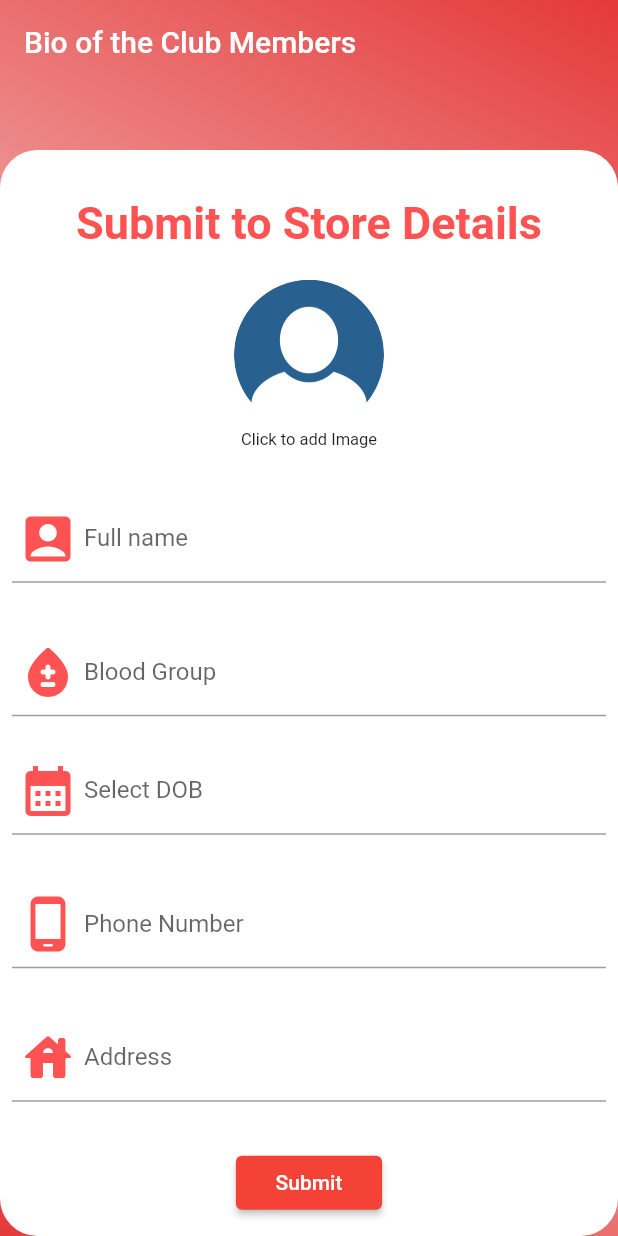
After one commit to Dhina0508/Blood-Donation-app, a Flutter app: the AddUser screen opened directly, after a tap on "Add User", on a phone screen of 412 x 824 dp. The commit adds this screen. Run offline on Flutter 3.47's test engine with Material 2 defaults, Android fonts, the phone set to English and light mode, and no system bars; our stand-ins replace cloud_firestore, country_code_picker, firebase_auth, firebase_core, firebase_storage, fluttertoast and 5 more; accounts and stored records are empty.

Commit message:
Commit12

```diff
--- /dev/null
+++ b/lib/screens/add_user.dart
@@ -0,0 +1,38 @@
+import 'package:blood_donation/screens/register_member.dart';
+import 'package:flutter/material.dart';
+
+class AddUser extends StatefulWidget {
+  AddUser({Key? key}) : super(key: key);
+
+  @override
+  State<AddUser> createState() => _AddUserState();
+}
+
+class _AddUserState extends State<AddUser> {
+  @override
+  Widget build(BuildContext context) {
+    return Scaffold(
+      body: Center(
+        child: GestureDetector(
+          onTap: () {
+            Navigator.push(context,
+                MaterialPageRoute(builder: (context) => RegisterMembers()));
+          },
+          child: Container(
+            width: 130,
+            height: 40,
+            decoration: BoxDecoration(
+                color: Colors.red, borderRadius: BorderRadius.circular(15)),
+            child: Row(
+              mainAxisAlignment: MainAxisAlignment.center,
+              children: [
+                Text("Add User"),
+                Icon(Icons.add),
+              ],
+            ),
+          ),
+        ),
+      ),
+    );
+  }
+}
--- /dev/null
+++ b/lib/screens/register_member.dart
@@ -0,0 +1,278 @@
+import 'dart:io';
+
+import 'package:blood_donation/bottomnavigation_bar/bottomnavigationbar.dart';
+import 'package:cloud_firestore/cloud_firestore.dart';
+import 'package:firebase_auth/firebase_auth.dart';
+import 'package:firebase_storage/firebase_storage.dart';
+import 'package:flutter/material.dart';
+import 'package:image_picker/image_picker.dart';
+
+import 'package:intl/intl.dart';
+
+class RegisterMembers extends StatefulWidget {
+  RegisterMembers({Key? key}) : super(key: key);
+
+  @override
+  State<RegisterMembers> createState() => _RegisterMembersState();
+}
+
+class _RegisterMembersState extends State<RegisterMembers> {
+  String? link;
+  ImagePicker image = ImagePicker();
+  File? file;
+
+  String url = "";
+  getImage() async {
+    var img = await image.pickImage(source: ImageSource.gallery);
+    setState(() {
+      file = File(img!.path);
+    });
+  }
+
+  TextEditingController _NameController = TextEditingController();
+
+  TextEditingController _PhoneNoController = TextEditingController();
+
+  TextEditingController _AddressController = TextEditingController();
+
+  TextEditingController _BloodController = TextEditingController();
+  TextEditingController _dobcontroller = TextEditingController();
+
+  SendUserDataToDB() async {
+    final FirebaseAuth _auth = FirebaseAuth.instance;
+    var currentuser = _auth.currentUser;
+    String name = DateTime.now().millisecondsSinceEpoch.toString();
+    var imageFile = FirebaseStorage.instance.ref().child("Members").child(name);
+
+    UploadTask task = imageFile.putFile(file!);
+    TaskSnapshot snapshot = await task;
+    url = await snapshot.ref.getDownloadURL();
+
+    CollectionReference _CollectionReference =
+        FirebaseFirestore.instance.collection("Members_Details");
+    return _CollectionReference.doc().set({
+      "Name": _NameController.text,
+      "PhoneNumber": _PhoneNoController.text,
+      "Address": _AddressController.text,
+      "DOB": _dobcontroller.text,
+      "Blood": _BloodController.text,
+      "Time": DateTime.now(),
+      "img": url,
+    }).then((value) {
+      ScaffoldMessenger.of(context).showSnackBar(SnackBar(
+        content: Text("Details Of The User Has Been Added"),
+        behavior: SnackBarBehavior.floating,
+      ));
+      Navigator.of(context).pop();
+      Navigator.push(context,
+          MaterialPageRoute(builder: (context) => BottomNavigatorBar()));
+    }).catchError((onError) {
+      ScaffoldMessenger.of(context).showSnackBar(SnackBar(
+        content: Text("ERROR ${onError.toString()}"),
+        behavior: SnackBarBehavior.floating,
+      ));
+    });
+  }
+
+  @override
+  Widget build(BuildContext context) {
+    return Scaffold(
+        extendBodyBehindAppBar: true,
+        backgroundColor: Colors.redAccent[200],
+        appBar: AppBar(
+          backgroundColor: Colors.transparent,
+          elevation: 0,
+          automaticallyImplyLeading: false,
+          title: Column(
+            mainAxisAlignment: MainAxisAlignment.center,
+            crossAxisAlignment: CrossAxisAlignment.start,
+            children: <Widget>[
+              Text(
+                'Bio of the Club Members',
+                style: TextStyle(
+                  color: Colors.white,
+                ),
+              ),
+            ],
+          ),
+        ),
+        body: Ink(
+          height: MediaQuery.of(context).size.height,
+          width: MediaQuery.of(context).size.width,
+          decoration: BoxDecoration(
+            gradient: LinearGradient(colors: [
+              Color.fromARGB(210, 223, 52, 52),
+              Color.fromARGB(210, 234, 161, 161),
+              Color.fromARGB(210, 234, 161, 161),
+              Color.fromARGB(210, 223, 52, 52),
+            ], begin: Alignment.topRight, end: Alignment.bottomLeft),
+          ),
+          child: Padding(
+            padding: const EdgeInsets.only(top: 100),
+            child: Container(
+              alignment: Alignment.center,
+              child: SingleChildScrollView(
+                child: Column(
+                  children: [
+                    SizedBox(
+                      height: 20,
+                    ),
+                    Text(
+                      'Submit to Store Details',
+                      style: TextStyle(
+                          fontSize: 30,
+                          color: Colors.redAccent[200],
+                          fontWeight: FontWeight.bold),
+                    ),
+                    SizedBox(
+                      height: 20,
+                    ),
+                    InkWell(
+                      onTap: () {
+                        getImage();
+                      },
+                      child: CircleAvatar(
+                        backgroundColor: Colors.white,
+                        backgroundImage: file == null
+                            ? AssetImage("images/profile.png")
+                            : FileImage(File(file!.path)) as ImageProvider,
+                        radius: 50,
+                      ),
+                    ),
+                    Text(
+                      'Click to add Image',
+                      style: TextStyle(fontSize: 11),
+                    ),
+                    Padding(
+                      padding:
+                          const EdgeInsets.only(right: 8, top: 30, left: 8),
+                      child: TextFormField(
+                        controller: _NameController,
+                        decoration: InputDecoration(
+                            labelText: 'Full name',
+                            prefixIcon: Icon(
+                              Icons.account_box_rounded,
+                              color: Colors.redAccent[200],
+                              size: 40,
+                            ),
+                            hintText: 'Enter your Name'),
+                      ),
+                    ),
+                    Padding(
+                      padding:
+                          const EdgeInsets.only(right: 8, top: 30, left: 8),
+                      child: TextFormField(
+                        controller: _BloodController,
+                        decoration: InputDecoration(
+                            labelText: 'Blood Group',
+                            prefixIcon: Icon(
+                              Icons.bloodtype_rounded,
+                              color: Colors.redAccent[200],
+                              size: 40,
+                            ),
+                            hintText: 'Eg: B+ve'),
+                      ),
+                    ),
+                    Padding(
+                      padding: EdgeInsets.only(right: 8, top: 20, left: 8),
+                      child: TextField(
+                        controller: _dobcontroller,
+                        decoration: InputDecoration(
+                            prefixIcon: Icon(
+                              Icons.calendar_month,
+                              color: Colors.redAccent[200],
+                              size: 40,
+                            ),
+                            labelText: 'Select DOB'),
+                        onTap: () async {
+                          DateTime? picketdate = await showDatePicker(
+                              context: context,
+                              initialDate: DateTime(2000),
+                              firstDate: DateTime(1900),
+                              lastDate: DateTime(2200));
+                          if (picketdate != null) {
+                            setState(() {
+                              _dobcontroller.text =
+                                  DateFormat('dd-MM-yyyy').format(picketdate);
+                            });
+                          }
+                        },
+                      ),
+                    ),
+                    Padding(
+                      padding:
+                          const EdgeInsets.only(top: 30.0, right: 8, left: 8),
+                      child: TextFormField(
+                        controller: _PhoneNoController,
+                        keyboardType: TextInputType.phone,
+                        decoration: InputDecoration(
+                          labelText: 'Phone Number',
+                          prefixIcon: Icon(
+                            Icons.phone_android_rounded,
+                            color: Colors.redAccent[200],
+                            size: 40,
+                          ),
+                        ),
+                      ),
+                    ),
+                    Padding(
+                      padding:
+                          const EdgeInsets.only(right: 8, top: 30, left: 8),
+                      child: TextFormField(
+                        controller: _AddressController,
+                        decoration: InputDecoration(
+                            labelText: 'Address',
+                            prefixIcon: Icon(
+                              Icons.house_rounded,
+                              color: Colors.redAccent[200],
+                              size: 40,
+                            ),
+                            hintText: 'Your address'),
+                      ),
+                    ),
+                    Padding(
+                      padding:
+                          const EdgeInsets.only(right: 8, top: 30.0, left: 8),
+                      child: ElevatedButton(
+                          style: ElevatedButton.styleFrom(
+                              backgroundColor: Colors.red),
+                          onPressed: () {
+                            if (_NameController.text != "" &&
+                                _BloodController.text != "" &&
+                                _PhoneNoController.text != "" &&
+                                _AddressController.text != "") {
+                              if (file == null) {
+                                ScaffoldMessenger.of(context)
+                                    .showSnackBar(SnackBar(
+                                  content:
+                                      Text("Please Select Your profile Photo"),
+                                  behavior: SnackBarBehavior.floating,
+                                  backgroundColor: Colors.black,
+                                ));
+                              }
+                              SendUserDataToDB();
+                            } else {
+                              ScaffoldMessenger.of(context)
+                                  .showSnackBar(SnackBar(
+                                content: Text(" Details cannot be empty"),
+                                behavior: SnackBarBehavior.floating,
+                                backgroundColor: Colors.black,
+                              ));
+                            }
+                          },
+                          child: Text('   Submit   ')),
+                    ),
+                  ],
+                ),
+              ),
+              width: double.infinity,
+              height: double.infinity,
+              decoration: BoxDecoration(
+                borderRadius: BorderRadius.circular(25),
+                color: Colors.white,
+              ),
+            ),
+          ),
+        ));
+  }
+}
```
Also changed, not shown: lib/screens/blood/DonorPage.dart (+49 -9 lines), lib/screens/home.dart (+25 -1 lines).
